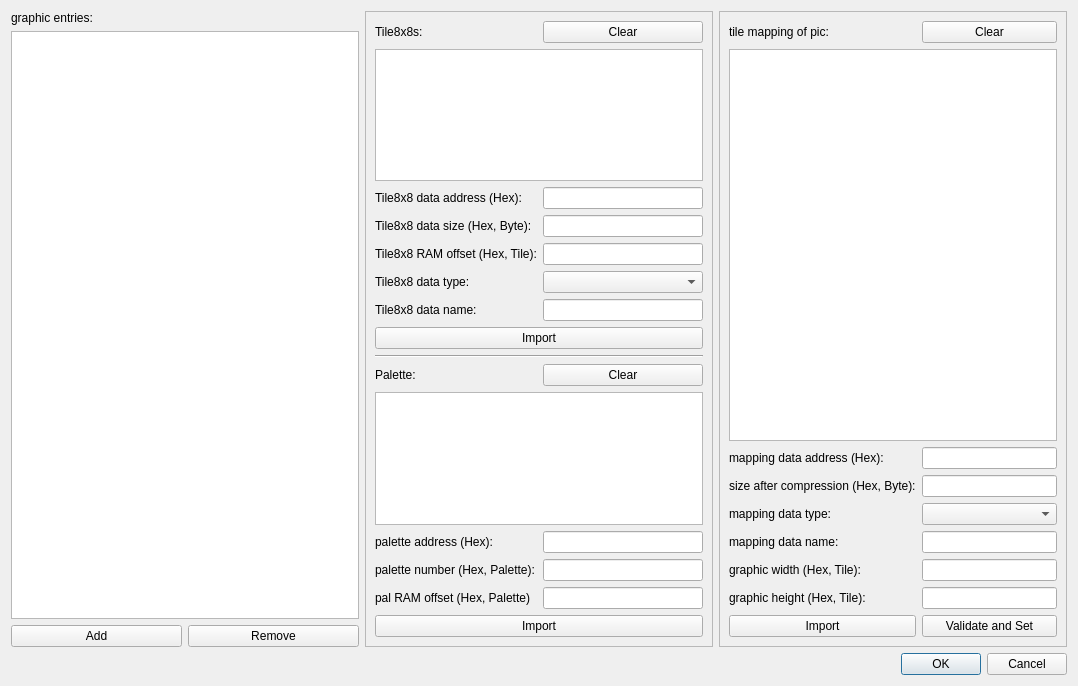
Above: Dialog/GraphicManagerDialog.ui from wario-land/WL4Editor before the change. Below: the same form after it.
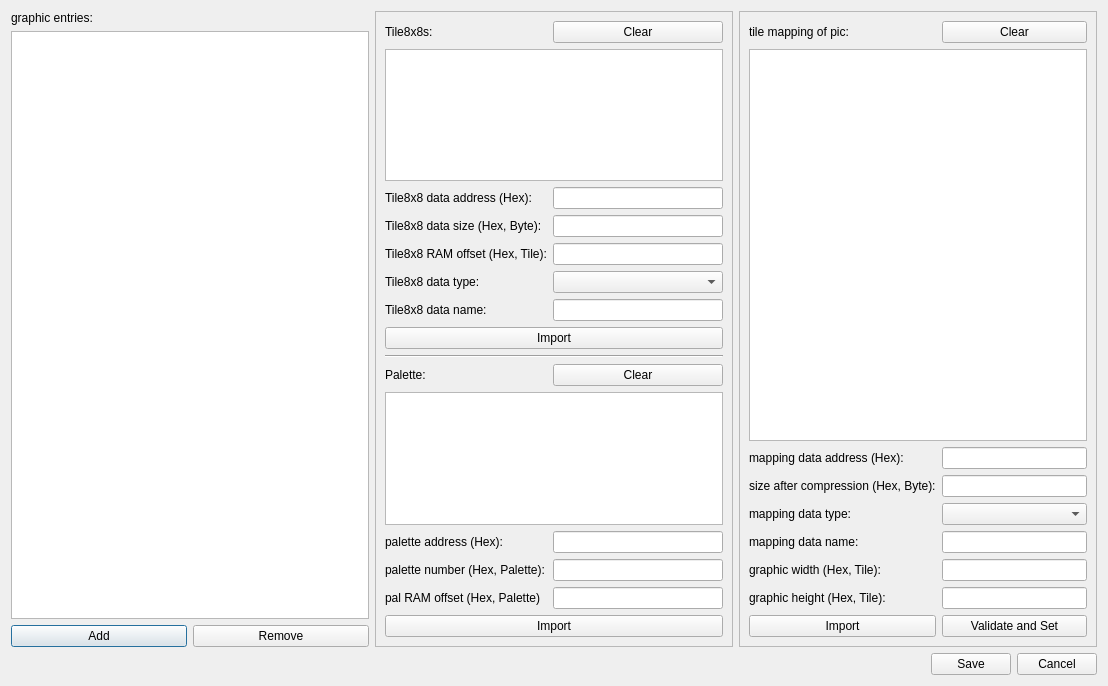
That is the form after the change.

Commit message: add save and cancel buttons

The edit to the form file:
```diff
--- a/Dialog/GraphicManagerDialog.ui
+++ b/Dialog/GraphicManagerDialog.ui
@@ -6,7 +6,7 @@
    <rect>
     <x>0</x>
     <y>0</y>
-    <width>1078</width>
+    <width>1108</width>
     <height>686</height>
    </rect>
   </property>
@@ -82,8 +82,8 @@
            <rect>
             <x>0</x>
             <y>0</y>
-            <width>344</width>
-            <height>632</height>
+            <width>354</width>
+            <height>630</height>
            </rect>
           </property>
           <layout class="QVBoxLayout" name="verticalLayout_4">
@@ -257,8 +257,8 @@
          <rect>
           <x>0</x>
           <y>0</y>
-          <width>347</width>
-          <height>634</height>
+          <width>357</width>
+          <height>632</height>
          </rect>
         </property>
         <layout class="QVBoxLayout" name="verticalLayout_5">
@@ -373,14 +373,38 @@
     </layout>
    </item>
    <item>
-    <widget class="QDialogButtonBox" name="buttonBox">
-     <property name="orientation">
-      <enum>Qt::Horizontal</enum>
+    <layout class="QHBoxLayout" name="horizontalLayout_3">
+     <property name="topMargin">
+      <number>0</number>
      </property>
-     <property name="standardButtons">
-      <set>QDialogButtonBox::Cancel|QDialogButtonBox::Ok</set>
-     </property>
-    </widget>
+     <item>
+      <spacer name="horizontalSpacer">
+       <property name="orientation">
+        <enum>Qt::Horizontal</enum>
+       </property>
+       <property name="sizeHint" stdset="0">
+        <size>
+         <width>40</width>
+         <height>20</height>
+        </size>
+       </property>
+      </spacer>
+     </item>
+     <item>
+      <widget class="QPushButton" name="pushButton_saveAllGraphicEntries">
+       <property name="text">
+        <string>Save</string>
+       </property>
+      </widget>
+     </item>
+     <item>
+      <widget class="QPushButton" name="pushButton_cancelEditing">
+       <property name="text">
+        <string>Cancel</string>
+       </property>
+      </widget>
+     </item>
+    </layout>
    </item>
   </layout>
  </widget>
```
Left out of the diff: 35 changed lines with no effect on the pictures. The commit also changes 2 other files.
